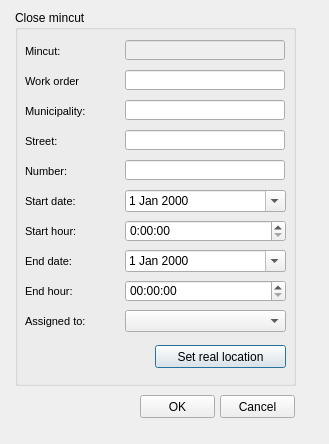
The window that ui/mincut_fin.ui (Giswater/giswater_qgis_plugin) describes before a commit, drawn with Qt 5.
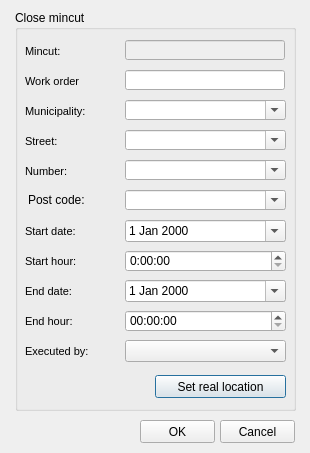
The same window after the commit.

Commit message: #405 bug fixed on combo executed_by, form of mincut_fin

What changed in the file:
```diff
--- a/ui/mincut_fin.ui
+++ b/ui/mincut_fin.ui
@@ -6,8 +6,8 @@
    <rect>
     <x>0</x>
     <y>0</y>
-    <width>329</width>
-    <height>444</height>
+    <width>310</width>
+    <height>453</height>
    </rect>
   </property>
   <property name="windowTitle">
@@ -19,7 +19,7 @@
      <x>15</x>
      <y>10</y>
      <width>281</width>
-     <height>376</height>
+     <height>401</height>
     </rect>
    </property>
    <property name="title">
@@ -88,28 +88,6 @@
      <number>3</number>
     </property>
    </widget>
-   <widget class="QLineEdit" name="street">
-    <property name="enabled">
-     <bool>true</bool>
-    </property>
-    <property name="geometry">
-     <rect>
-      <x>110</x>
-      <y>120</y>
-      <width>160</width>
-      <height>20</height>
-     </rect>
-    </property>
-    <property name="styleSheet">
-     <string notr="true"/>
-    </property>
-    <property name="text">
-     <string/>
-    </property>
-    <property name="alignment">
-     <set>Qt::AlignLeading|Qt::AlignLeft|Qt::AlignVCenter</set>
-    </property>
-   </widget>
    <widget class="QLabel" name="label_label_x_2">
     <property name="geometry">
      <rect>
@@ -150,7 +128,7 @@
     <property name="geometry">
      <rect>
       <x>10</x>
-      <y>180</y>
+      <y>210</y>
       <width>90</width>
       <height>22</height>
      </rect>
@@ -186,7 +164,7 @@
     <property name="geometry">
      <rect>
       <x>10</x>
-      <y>210</y>
+      <y>240</y>
       <width>90</width>
       <height>22</height>
      </rect>
@@ -225,7 +203,7 @@
     <property name="geometry">
      <rect>
       <x>110</x>
-      <y>210</y>
+      <y>240</y>
       <width>161</width>
       <height>22</height>
      </rect>
@@ -259,7 +237,7 @@
     <property name="geometry">
      <rect>
       <x>110</x>
-      <y>270</y>
+      <y>300</y>
       <width>161</width>
       <height>22</height>
      </rect>
@@ -275,7 +253,7 @@
     <property name="geometry">
      <rect>
       <x>10</x>
-      <y>270</y>
+      <y>300</y>
       <width>90</width>
       <height>22</height>
      </rect>
@@ -311,7 +289,7 @@
     <property name="geometry">
      <rect>
       <x>10</x>
-      <y>240</y>
+      <y>270</y>
       <width>90</width>
       <height>22</height>
      </rect>
@@ -347,7 +325,7 @@
     <property name="geometry">
      <rect>
       <x>110</x>
-      <y>240</y>
+      <y>270</y>
       <width>161</width>
       <height>22</height>
      </rect>
@@ -366,7 +344,7 @@
     <property name="geometry">
      <rect>
       <x>110</x>
-      <y>180</y>
+      <y>210</y>
       <width>161</width>
       <height>22</height>
      </rect>
@@ -382,7 +360,7 @@
     <property name="geometry">
      <rect>
       <x>140</x>
-      <y>335</y>
+      <y>365</y>
       <width>131</width>
       <height>23</height>
      </rect>
@@ -391,28 +369,6 @@
      <string>Set real location</string>
     </property>
    </widget>
-   <widget class="QLineEdit" name="number">
-    <property name="enabled">
-     <bool>true</bool>
-    </property>
-    <property name="geometry">
-     <rect>
-      <x>110</x>
-      <y>150</y>
-      <width>160</width>
-      <height>20</height>
-     </rect>
-    </property>
-    <property name="styleSheet">
-     <string notr="true"/>
-    </property>
-    <property name="text">
-     <string/>
-    </property>
-    <property name="alignment">
-     <set>Qt::AlignLeading|Qt::AlignLeft|Qt::AlignVCenter</set>
-    </property>
-   </widget>
    <widget class="QLabel" name="label_label_x_7">
     <property name="geometry">
      <rect>
@@ -511,7 +467,7 @@
     <property name="geometry">
      <rect>
       <x>10</x>
-      <y>300</y>
+      <y>330</y>
       <width>90</width>
       <height>22</height>
      </rect>
@@ -528,7 +484,7 @@
      <enum>QFrame::Plain</enum>
     </property>
     <property name="text">
-     <string>Assigned to:</string>
+     <string>Executed by:</string>
     </property>
     <property name="textFormat">
      <enum>Qt::AutoText</enum>
@@ -547,34 +503,12 @@
     <property name="geometry">
      <rect>
       <x>110</x>
-      <y>300</y>
+      <y>330</y>
       <width>161</width>
       <height>22</height>
      </rect>
     </property>
    </widget>
-   <widget class="QLineEdit" name="muni_id">
-    <property name="enabled">
-     <bool>true</bool>
-    </property>
-    <property name="geometry">
-     <rect>
-      <x>110</x>
-      <y>90</y>
-      <width>160</width>
-      <height>20</height>
-     </rect>
-    </property>
-    <property name="styleSheet">
-     <string notr="true"/>
-    </property>
-    <property name="text">
-     <string/>
-    </property>
-    <property name="alignment">
-     <set>Qt::AlignLeading|Qt::AlignLeft|Qt::AlignVCenter</set>
-    </property>
-   </widget>
    <widget class="QLabel" name="label_label_x_10">
     <property name="geometry">
      <rect>
@@ -611,12 +545,89 @@
      <number>3</number>
     </property>
    </widget>
+   <widget class="QComboBox" name="address_street">
+    <property name="enabled">
+     <bool>true</bool>
+    </property>
+    <property name="geometry">
+     <rect>
+      <x>110</x>
+      <y>120</y>
+      <width>161</width>
+      <height>20</height>
+     </rect>
+    </property>
+    <property name="editable">
+     <bool>true</bool>
+    </property>
+   </widget>
+   <widget class="QComboBox" name="address_postal_code">
+    <property name="enabled">
+     <bool>true</bool>
+    </property>
+    <property name="geometry">
+     <rect>
+      <x>110</x>
+      <y>180</y>
+      <width>161</width>
+      <height>20</height>
+     </rect>
+    </property>
+    <property name="editable">
+     <bool>true</bool>
+    </property>
+   </widget>
+   <widget class="QComboBox" name="address_number">
+    <property name="enabled">
+     <bool>true</bool>
+    </property>
+    <property name="geometry">
+     <rect>
+      <x>110</x>
+      <y>150</y>
+      <width>161</width>
+      <height>20</height>
+     </rect>
+    </property>
+    <property name="editable">
+     <bool>true</bool>
+    </property>
+   </widget>
+   <widget class="QComboBox" name="address_exploitation">
+    <property name="enabled">
+     <bool>true</bool>
+    </property>
+    <property name="geometry">
+     <rect>
+      <x>110</x>
+      <y>90</y>
+      <width>161</width>
+      <height>20</height>
+     </rect>
+    </property>
+    <property name="editable">
+     <bool>true</bool>
+    </property>
+   </widget>
+   <widget class="QLabel" name="label_connec_3">
+    <property name="geometry">
+     <rect>
+      <x>13</x>
+      <y>182</y>
+      <width>81</width>
+      <height>16</height>
+     </rect>
+    </property>
+    <property name="text">
+     <string>Post code:</string>
+    </property>
+   </widget>
   </widget>
   <widget class="QPushButton" name="btn_accept">
    <property name="geometry">
     <rect>
      <x>140</x>
-     <y>395</y>
+     <y>420</y>
      <width>75</width>
      <height>23</height>
     </rect>
@@ -629,7 +640,7 @@
    <property name="geometry">
     <rect>
      <x>220</x>
-     <y>395</y>
+     <y>420</y>
      <width>75</width>
      <height>23</height>
     </rect>
```
The commit also changes 1 other file.
